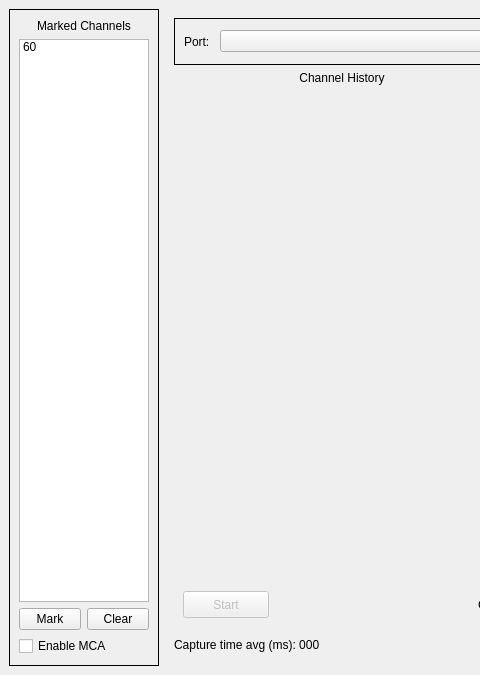
First picture: the form in test_ui.ui, repository HTM-Workshop/SpectroPPG, before the edit; both pictures show x 0 to 480 and y 0 to 675 of the 1016 by 675 pixel window.
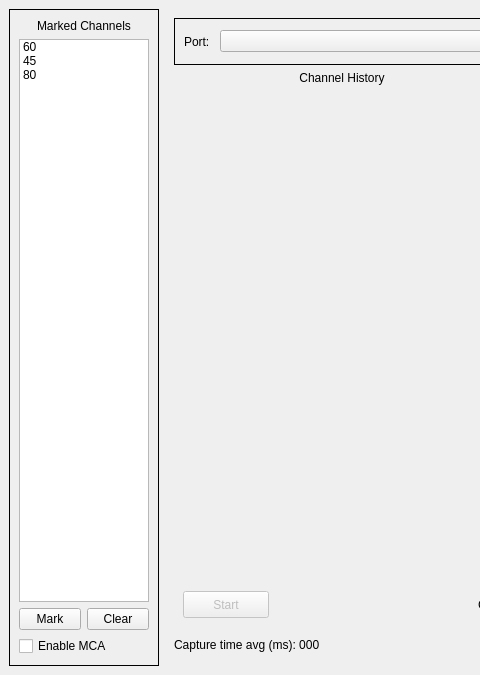
Second picture: the form after the edit. Custom widgets are drawn as their Qt base class.

Commit message: Added multi-channel analysis

Patch:
```diff
--- a/test_ui.ui
+++ b/test_ui.ui
@@ -605,6 +605,16 @@
            <string>60</string>
           </property>
          </item>
+         <item>
+          <property name="text">
+           <string>45</string>
+          </property>
+         </item>
+         <item>
+          <property name="text">
+           <string>80</string>
+          </property>
+         </item>
         </widget>
        </item>
        <item>
```
The commit also changes 2 other files.
